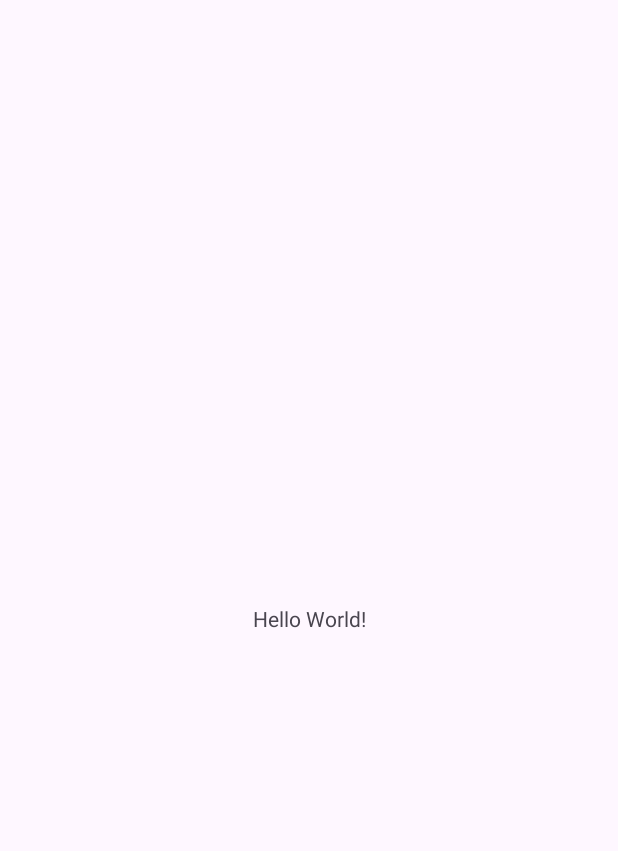
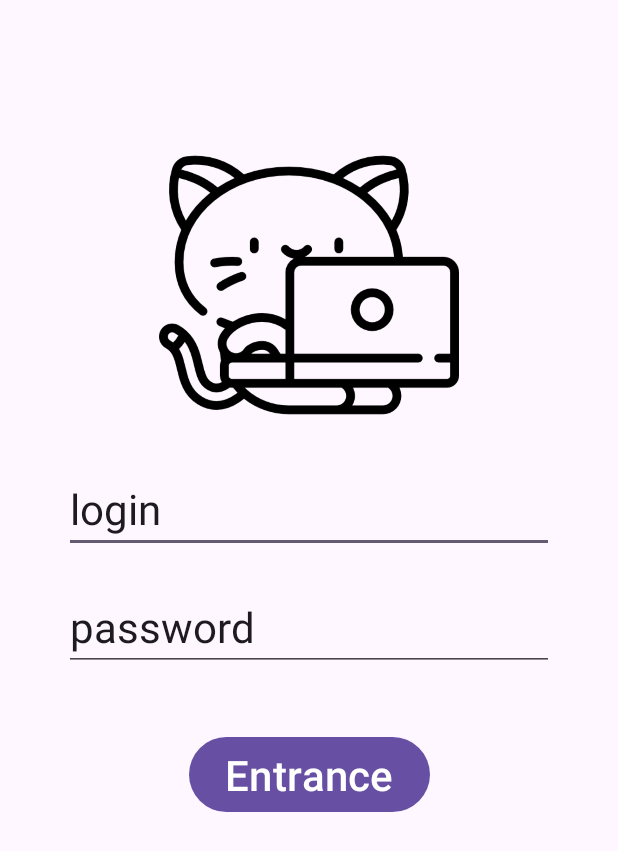
Before and after one commit to FroschMadchen/ManagerPerformanceStatistics, an Android app: the screen it shows after launch (MainActivity), on a phone screen of 412 x 824 dp. Before the commit the part shown is almost empty. Shown: the top 851 px of the screen. Run offline under Robolectric (Android 15) with nearby library versions, the phone set to English and light mode, and no system bars; our stand-ins replace Room's generated code.

Commit message:
add activity_main.xml

```diff
--- a/app/src/main/res/layout/activity_main.xml
+++ b/app/src/main/res/layout/activity_main.xml
@@ -5,14 +5,56 @@
     android:layout_width="match_parent"
     android:layout_height="match_parent"
     tools:context=".presentation.screen.MainActivity">
-
-    <TextView
+    <EditText
+        android:id="@+id/loginEdit"
         android:layout_width="wrap_content"
         android:layout_height="wrap_content"
-        android:text="Hello World!"
-        app:layout_constraintBottom_toBottomOf="parent"
+        android:ems="10"
+        android:text="@string/login_text"
+        android:textSize="@dimen/text_size_middle"
+        android:layout_marginTop="@dimen/margen_top_20dp"
         app:layout_constraintEnd_toEndOf="parent"
         app:layout_constraintStart_toStartOf="parent"
-        app:layout_constraintTop_toTopOf="parent" />
+        app:layout_constraintTop_toBottomOf="@+id/imageView"
+        android:autofillHints="username" />
+
+    <EditText
+        android:id="@+id/passwordEdit"
+        android:layout_width="wrap_content"
+        android:layout_height="wrap_content"
+        android:ems="10"
+        android:text="@string/password_text"
+        android:textSize="@dimen/text_size_middle"
+        android:layout_marginTop="@dimen/margen_top_20dp"
+        app:layout_constraintEnd_toEndOf="parent"
+        app:layout_constraintStart_toStartOf="parent"
+        app:layout_constraintTop_toBottomOf="@+id/loginEdit"
+        android:autofillHints="password"
+        />
+
+    <Button
+        android:id="@+id/btn_entrance"
+        android:layout_width="wrap_content"
+        android:layout_height="wrap_content"
+        android:text="@string/entrance_text"
+        android:textSize="@dimen/text_size_middle"
+        android:layout_marginTop="@dimen/margin_top_40dp"
+        app:layout_constraintEnd_toEndOf="parent"
+        app:layout_constraintStart_toStartOf="parent"
+        app:layout_constraintTop_toBottomOf="@+id/passwordEdit"
+
+        />
+
+    <ImageView
+        android:id="@+id/imageView"
+        android:layout_width="200dp"
+        android:layout_height="200dp"
+        android:layout_marginTop="90dp"
+        app:srcCompat="@drawable/kitty"
+        app:layout_constraintStart_toStartOf="parent"
+        app:layout_constraintEnd_toEndOf="parent"
+        app:layout_constraintTop_toTopOf="parent"
+        android:contentDescription="@string/welcome_image" />
+
 
 </androidx.constraintlayout.widget.ConstraintLayout>
--- /dev/null
+++ b/app/src/main/res/values/dimens.xml
@@ -0,0 +1,6 @@
+<?xml version="1.0" encoding="utf-8"?>
+<resources>
+    <dimen name="text_size_middle">28sp</dimen>
+    <dimen name="margin_top_40dp">40dp</dimen>
+    <dimen name="margen_top_20dp">20dp</dimen>
+</resources>
--- a/app/src/main/res/values/strings.xml
+++ b/app/src/main/res/values/strings.xml
@@ -1,3 +1,7 @@
 <resources>
     <string name="app_name">ManagerPerformanceStatistics</string>
+    <string name="login_text">login</string>
+    <string name="password_text">password</string>
+    <string name="entrance_text">Entrance</string>
+    <string name="welcome_image">Welcome_image</string>
 </resources>
```
Also changed, not shown: app/src/main/res/drawable/kitty.png (added).
